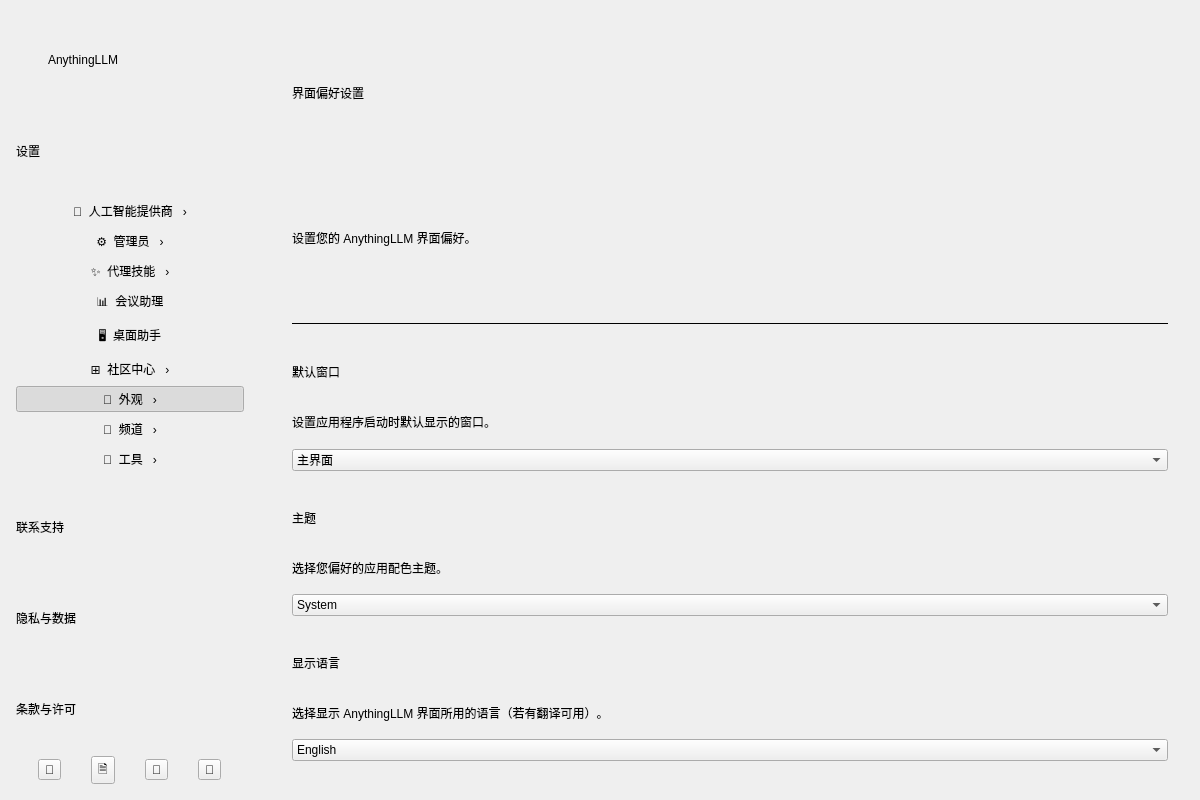
Above: hermind-desktop/main_setting_widget.ui from odysseythink/hermind before the change. Below: the same form after it.
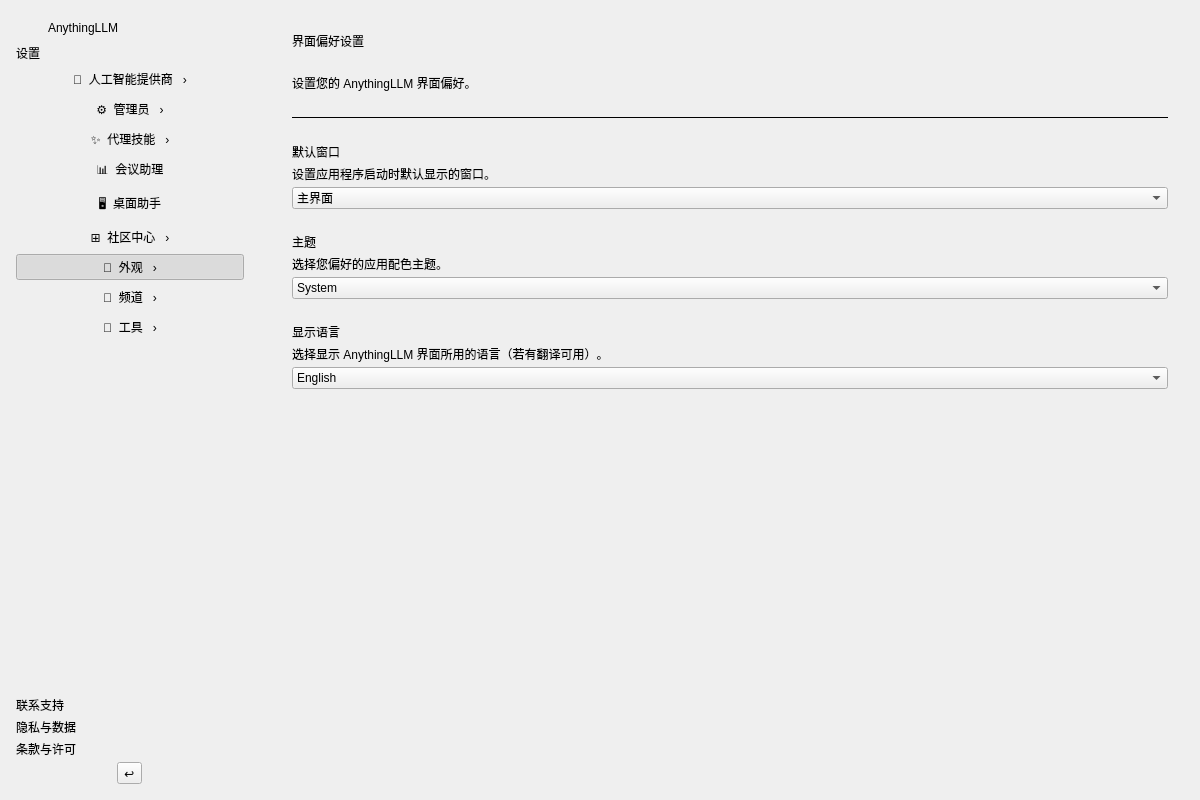
That is the form after the change.

Diff of the .ui file:
```diff
--- a/hermind-desktop/main_setting_widget.ui
+++ b/hermind-desktop/main_setting_widget.ui
@@ -93,7 +93,13 @@
         <item>
          <spacer name="logoSpacer">
           <property name="orientation">
-           <enum>Qt::Horizontal</enum>
+           <enum>Qt::Orientation::Horizontal</enum>
+          </property>
+          <property name="sizeHint" stdset="0">
+           <size>
+            <width>0</width>
+            <height>0</height>
+           </size>
           </property>
          </spacer>
         </item>
@@ -229,7 +235,13 @@
       <item>
        <spacer name="sidebarSpacer">
         <property name="orientation">
-         <enum>Qt::Vertical</enum>
+         <enum>Qt::Orientation::Vertical</enum>
+        </property>
+        <property name="sizeHint" stdset="0">
+         <size>
+          <width>0</width>
+          <height>0</height>
+         </size>
         </property>
        </spacer>
       </item>
@@ -262,28 +274,7 @@
         <item>
          <widget class="QToolButton" name="bottomChatButton">
           <property name="text">
-           <string>💬</string>
-          </property>
-         </widget>
-        </item>
-        <item>
-         <widget class="QToolButton" name="bottomDocsButton">
-          <property name="text">
-           <string>🗎</string>
-          </property>
-         </widget>
-        </item>
-        <item>
-         <widget class="QToolButton" name="bottomGithubButton">
-          <property name="text">
-           <string>🐙</string>
-          </property>
-         </widget>
-        </item>
-        <item>
-         <widget class="QToolButton" name="bottomToolsButton">
-          <property name="text">
-           <string>🔧</string>
+           <string>↩️</string>
           </property>
          </widget>
         </item>
@@ -496,7 +487,13 @@
       <item>
        <spacer name="contentSpacer">
         <property name="orientation">
-         <enum>Qt::Vertical</enum>
+         <enum>Qt::Orientation::Vertical</enum>
+        </property>
+        <property name="sizeHint" stdset="0">
+         <size>
+          <width>0</width>
+          <height>0</height>
+         </size>
         </property>
        </spacer>
       </item>
```
Left out of the diff: 54 changed lines with no effect on the pictures.
